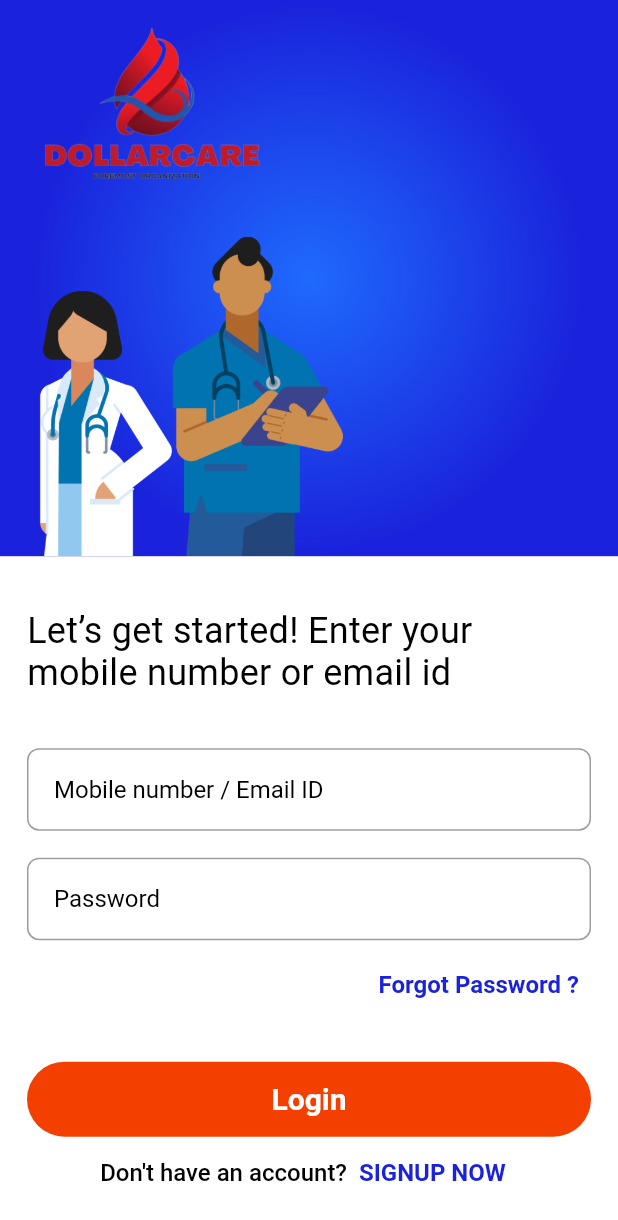
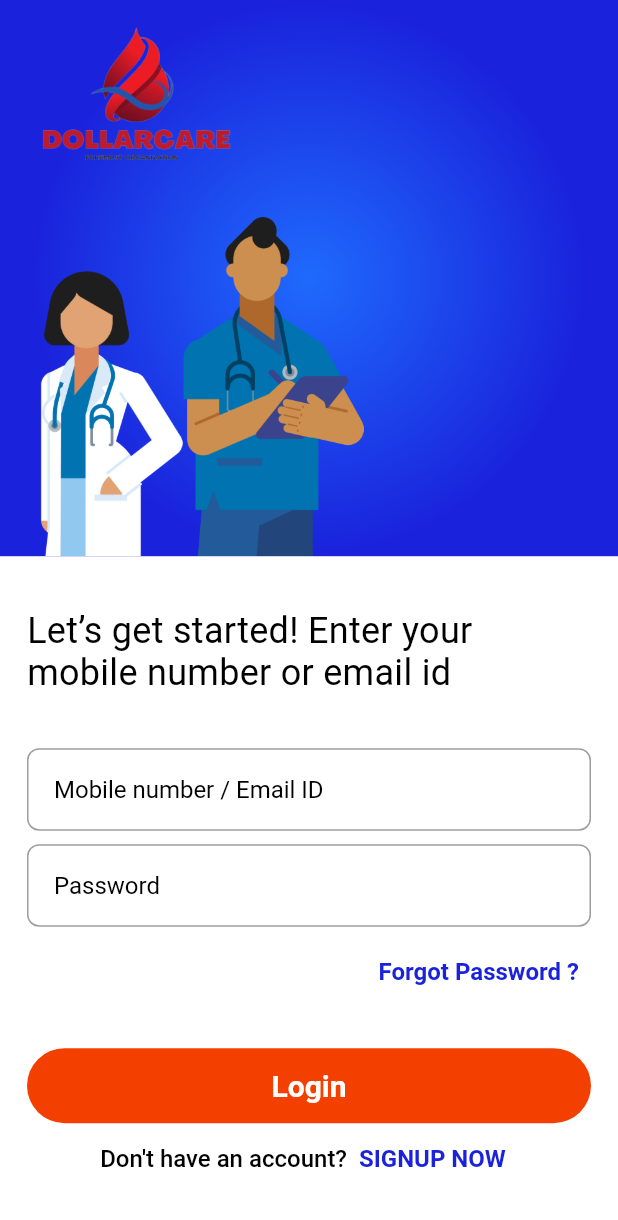
Before and after one commit to bijumondal18/dollar_care, a Flutter app: the screen it shows after launch, on a phone screen of 412 x 824 dp. Shown: the top 1220 px of the screen. Run offline on Flutter 3.47's test engine with Material 2 defaults, Android fonts, the light colour scheme and no system bars; our stand-ins replace eva_icons_flutter.

Commit message:
login screen implementation

```diff
--- a/lib/Features/Login/Presentation/login_screen.dart
+++ b/lib/Features/Login/Presentation/login_screen.dart
@@ -46,7 +46,7 @@
                           ),
                           Image.asset(
                             AppImages.appLogo,
-                            width: MediaQuery.of(context).size.width * 0.4,
+                            width: MediaQuery.of(context).size.width * 0.35,
                           ),
                           const SizedBox(
                             height: AppSizes.kDefaultPadding * 2,
@@ -98,7 +98,7 @@
                     hintText: 'Mobile number / Email ID',
                   ),
                   const SizedBox(
-                    height: AppSizes.kDefaultPadding,
+                    height: AppSizes.kDefaultPadding/2,
                   ),
                   CustomTextField(
                     validator: (String? value) {
```
